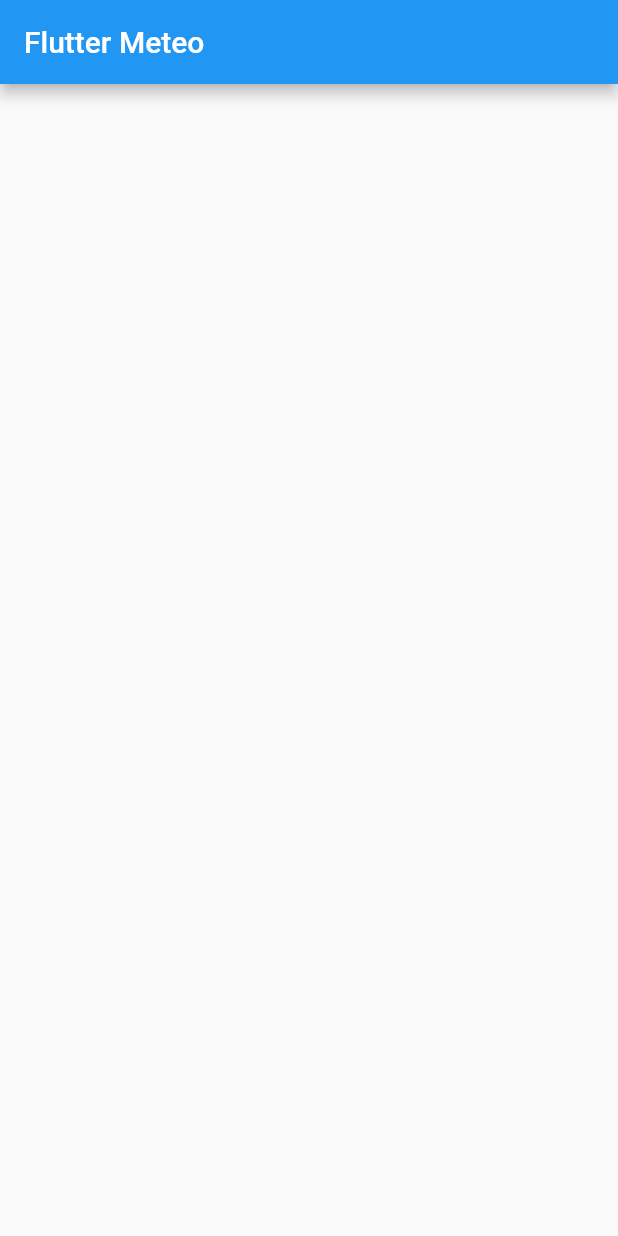
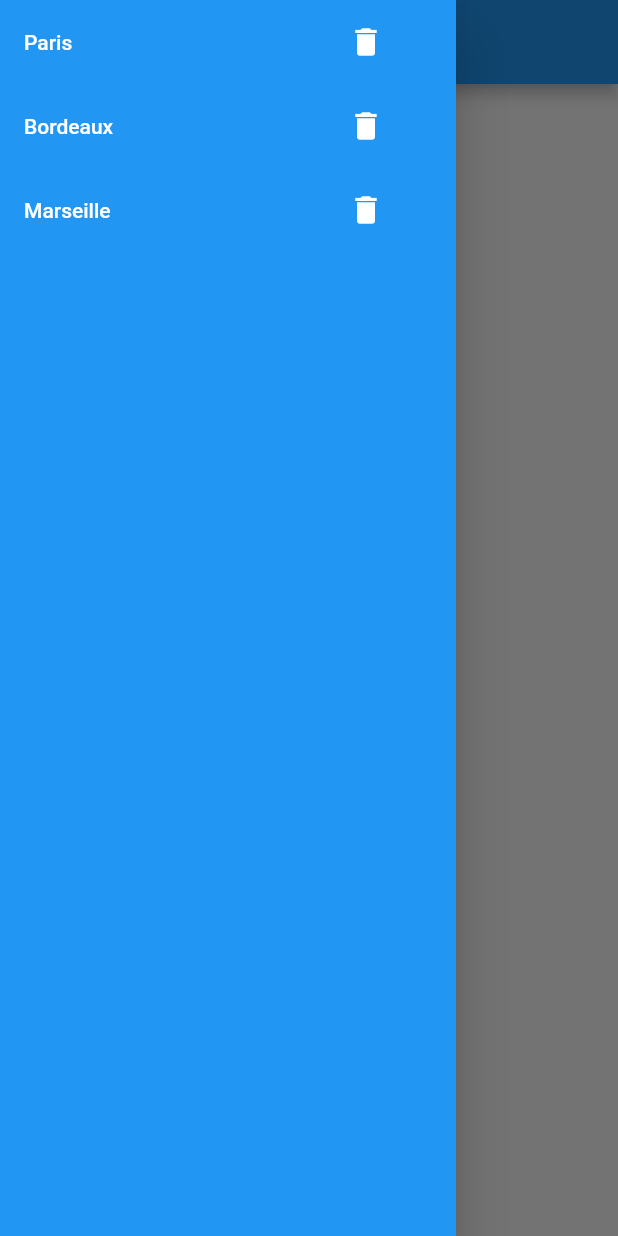
Before and after one commit to FlorianKogon/flutter_meteo2, a Flutter app: the screen it shows after launch, with the side drawer open (before the commit the screen has no drawer), on a phone screen of 412 x 824 dp. Run offline on Flutter 3.47's test engine with Material 2 defaults, Android fonts, the phone set to English and light mode, and no system bars.

```diff
--- a/lib/widgets/home.dart
+++ b/lib/widgets/home.dart
@@ -12,14 +12,48 @@ class MyHomePage extends StatefulWidget {
 
 class _MyHomePageState extends State<MyHomePage> {
 
+  List<String> cities = ['Paris', 'Bordeaux', 'Marseille'];
+
+  String chosenCity = '';
+
   @override
   Widget build(BuildContext context) {
     return Scaffold(
+      drawer: Drawer(
+        child: Container(
+          color: Colors.blue,
+          child: ListView.builder(
+              itemCount: cities.length,
+              itemBuilder: (context, i) {
+                return ListTile(
+                  title: Text(
+                      cities[i],
+                      style: TextStyle(color: Colors.white)
+                  ),
+                  onTap: () {
+                    setState(() {
+                      chosenCity = cities[i];
+                      Navigator.pop(context);
+                    });
+                  },
+                  trailing: FlatButton(
+                    onPressed: () => {
+                      cities.removeAt(i)
+                    },
+                    child: Icon(
+                      Icons.delete,
+                      color: Colors.white,
+                    ),
+                  ),
+                );
+              }),
+        ),
+      ),
       appBar: AppBar(
         title: Text(widget.title),
       ),
       body: Center(
-        child: Column(
+        child: Text(chosenCity == null ? "Ville actuelle" : chosenCity
         ),
       ),
     );
```
